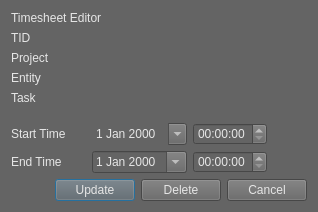
The window that Python/Utilities/time_lord/ui/time_lord_edit_timesheet.ui (SleepDeprivedVFX/t_sheets_listener) describes before a commit, drawn with Qt 5.
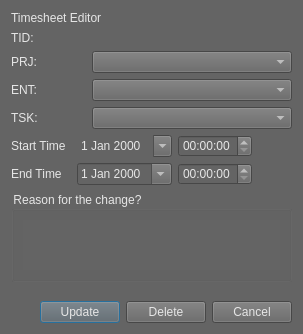
The same window after the commit.

```diff
--- a/Python/Utilities/time_lord/ui/time_lord_edit_timesheet.ui
+++ b/Python/Utilities/time_lord/ui/time_lord_edit_timesheet.ui
@@ -6,8 +6,8 @@
    <rect>
     <x>0</x>
     <y>0</y>
-    <width>318</width>
-    <height>212</height>
+    <width>303</width>
+    <height>334</height>
    </rect>
   </property>
   <property name="windowTitle">
@@ -17,7 +17,7 @@
    <string notr="true">background-color: rgb(100, 100, 100);
 color: rgb(230, 230, 230);</string>
   </property>
-  <layout class="QVBoxLayout" name="verticalLayout">
+  <layout class="QVBoxLayout" name="verticalLayout_2">
    <item>
     <widget class="QLabel" name="title">
      <property name="styleSheet">
@@ -31,30 +31,111 @@
    <item>
     <widget class="QLabel" name="tid">
      <property name="text">
-      <string>TID</string>
+      <string>TID:</string>
      </property>
     </widget>
    </item>
    <item>
-    <widget class="QLabel" name="project">
-     <property name="text">
-      <string>Project</string>
-     </property>
-    </widget>
+    <layout class="QHBoxLayout" name="horizontalLayout_4">
+     <item>
+      <widget class="QLabel" name="project">
+       <property name="text">
+        <string>PRJ:</string>
+       </property>
+      </widget>
+     </item>
+     <item>
+      <spacer name="horizontalSpacer_6">
+       <property name="orientation">
+        <enum>Qt::Horizontal</enum>
+       </property>
+       <property name="sizeHint" stdset="0">
+        <size>
+         <width>40</width>
+         <height>20</height>
+        </size>
+       </property>
+      </spacer>
+     </item>
+     <item>
+      <widget class="QComboBox" name="project_dd">
+       <property name="minimumSize">
+        <size>
+         <width>200</width>
+         <height>0</height>
+        </size>
+       </property>
+      </widget>
+     </item>
+    </layout>
    </item>
    <item>
-    <widget class="QLabel" name="entity">
-     <property name="text">
-      <string>Entity</string>
-     </property>
-    </widget>
+    <layout class="QHBoxLayout" name="horizontalLayout_5">
+     <item>
+      <widget class="QLabel" name="entity">
+       <property name="text">
+        <string>ENT:</string>
+       </property>
+      </widget>
+     </item>
+     <item>
+      <spacer name="horizontalSpacer_7">
+       <property name="orientation">
+        <enum>Qt::Horizontal</enum>
+       </property>
+       <property name="sizeHint" stdset="0">
+        <size>
+         <width>40</width>
+         <height>20</height>
+        </size>
+       </property>
+      </spacer>
+     </item>
+     <item>
+      <widget class="QComboBox" name="entity_dd">
+       <property name="minimumSize">
+        <size>
+         <width>200</width>
+         <height>0</height>
+        </size>
+       </property>
+      </widget>
+     </item>
+    </layout>
    </item>
    <item>
-    <widget class="QLabel" name="task">
-     <property name="text">
-      <string>Task</string>
-     </property>
-    </widget>
+    <layout class="QHBoxLayout" name="horizontalLayout_6">
+     <item>
+      <widget class="QLabel" name="task">
+       <property name="text">
+        <string>TSK:</string>
+       </property>
+      </widget>
+     </item>
+     <item>
+      <spacer name="horizontalSpacer_8">
+       <property name="orientation">
+        <enum>Qt::Horizontal</enum>
+       </property>
+       <property name="sizeHint" stdset="0">
+        <size>
+         <width>40</width>
+         <height>20</height>
+        </size>
+       </property>
+      </spacer>
+     </item>
+     <item>
+      <widget class="QComboBox" name="task_dd">
+       <property name="minimumSize">
+        <size>
+         <width>200</width>
+         <height>0</height>
+        </size>
+       </property>
+      </widget>
+     </item>
+    </layout>
    </item>
    <item>
     <spacer name="verticalSpacer">
@@ -176,6 +257,44 @@
      </item>
     </layout>
    </item>
+   <item>
+    <widget class="QGroupBox" name="groupBox">
+     <property name="title">
+      <string>Reason for the change?</string>
+     </property>
+     <layout class="QVBoxLayout" name="verticalLayout">
+      <item>
+       <widget class="QPlainTextEdit" name="reason">
+        <property name="maximumSize">
+         <size>
+          <width>16777215</width>
+          <height>50</height>
+         </size>
+        </property>
+        <property name="frameShape">
+         <enum>QFrame::NoFrame</enum>
+        </property>
+        <property name="frameShadow">
+         <enum>QFrame::Plain</enum>
+        </property>
+       </widget>
+      </item>
+     </layout>
+    </widget>
+   </item>
+   <item>
+    <spacer name="verticalSpacer_2">
+     <property name="orientation">
+      <enum>Qt::Vertical</enum>
+     </property>
+     <property name="sizeHint" stdset="0">
+      <size>
+       <width>20</width>
+       <height>91</height>
+      </size>
+     </property>
+    </spacer>
+   </item>
    <item>
     <layout class="QHBoxLayout" name="horizontalLayout_3">
      <item>
```
